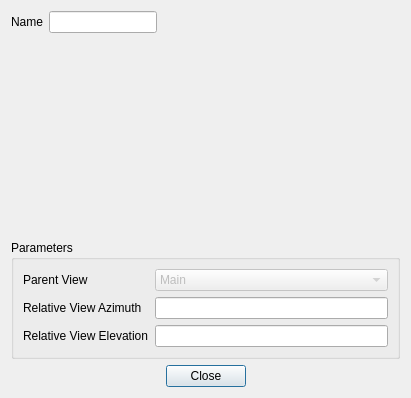
Above: source/StealthViewer/ui/AdditionalViewDialog.ui from delta3d/SimulationCore before the change. Below: the same form after it.
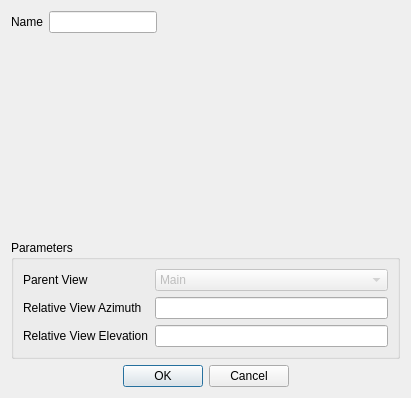
That is the form after the change.

Commit message: * Added code to AdditionalViewEditDialog to ensure windows that are created/modified always have valid names. * Updated the associated UI so that the dialog now has an Ok and Cancel button pair. * Code was also modified for the dialog to only show the Cancel button for the create window mode. * Updated the ViewDockWidget to set whether the dialog should show its Cancel button.

```diff
--- a/source/StealthViewer/ui/AdditionalViewDialog.ui
+++ b/source/StealthViewer/ui/AdditionalViewDialog.ui
@@ -98,8 +98,8 @@
      <property name="orientation" >
       <enum>Qt::Horizontal</enum>
      </property>
-     <property name="standardButtons" >
-      <set>QDialogButtonBox::Close</set>
+     <property name="standardButtons">
+      <set>QDialogButtonBox::Cancel|QDialogButtonBox::Ok</set>
      </property>
      <property name="centerButtons" >
       <bool>true</bool>
```
Left out of the diff: 87 changed lines with no effect on the pictures. The commit also changes 3 other files.
